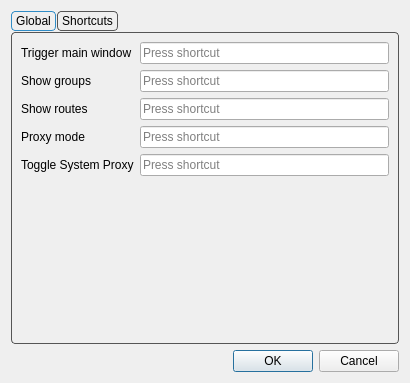
Before: the Qt Designer form include/ui/setting/dialog_hotkey.ui in shengmo0210/Throne, drawn with Qt 5.
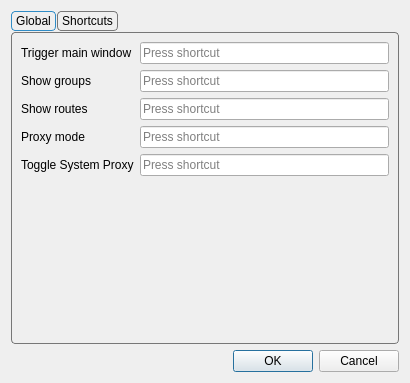
After: the same form once the commit is applied. Custom widgets are drawn as their Qt base class.

Commit message: fix missed uis

What changed in the file:
```diff
--- a/include/ui/setting/dialog_hotkey.ui
+++ b/include/ui/setting/dialog_hotkey.ui
@@ -19,7 +19,7 @@
      <property name="styleSheet">
       <string notr="true">QTabWidget::pane {
     margin-top: 1px;
-    border: 1px solid #555555;
+    border: 1px solid #777777;
     border-radius: 4px;
 }
 
@@ -29,7 +29,7 @@
 }
 
 QTabBar::tab {
-    border: 1px solid #555555;
+    border: 1px solid #777777;
     border-radius: 4px;
 
     padding: 2px 4px;
@@ -41,7 +41,7 @@
 }
 
 QTabBar::tab:!selected {
-    border: 1px solid #555555;
+    border: 1px solid #777777;
 }
 
 QTabBar::tab:hover:!selected {
```
Left out of the diff: 2 changed lines with no effect on the pictures. The commit also changes 4 other files.
